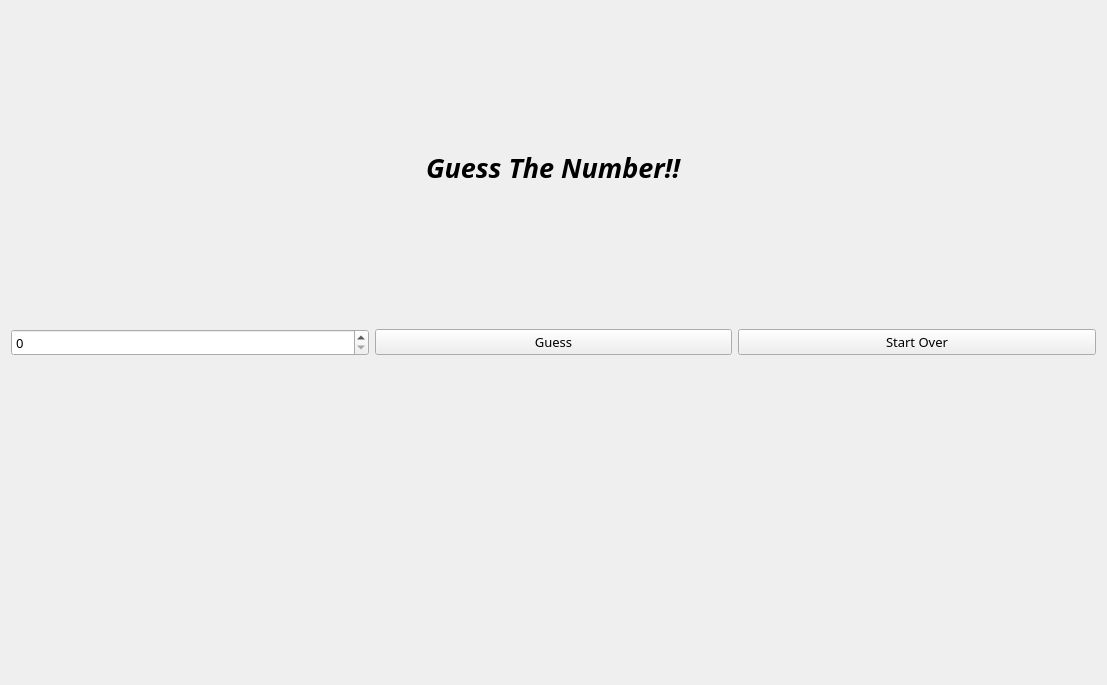
This is Gusty/widget.ui in CodingBlood/Gusty as Qt 5 draws it before an edit. The edited form follows.
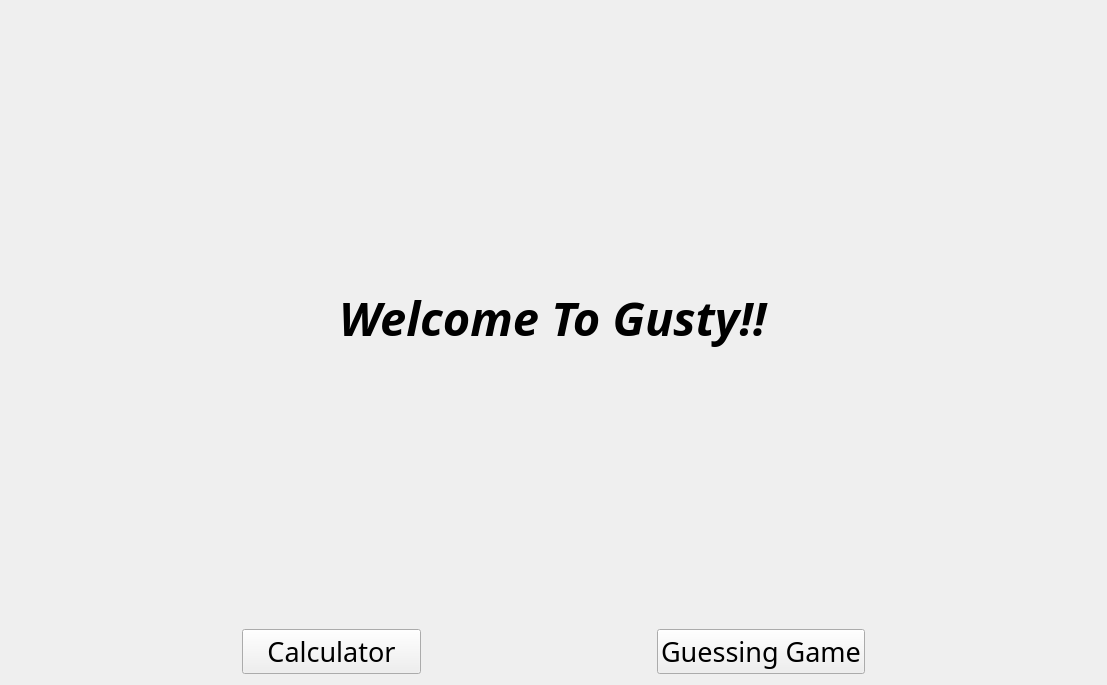
This is the edited form.

Commit message: Welcome BAck!!  this is my second commit to roll out v2.0.0  In the Commit I am adding a new feature to the project Gusty.  This Calculator can +-*/ , it is made with Qt Gui

Patch:
```diff
--- a/Gusty/widget.ui
+++ b/Gusty/widget.ui
@@ -34,7 +34,7 @@
        <property name="font">
         <font>
          <family>Algerian</family>
-         <pointsize>20</pointsize>
+         <pointsize>35</pointsize>
          <weight>75</weight>
          <italic>true</italic>
          <bold>true</bold>
@@ -44,7 +44,7 @@
         <bool>false</bool>
        </property>
        <property name="text">
-        <string>Guess The Number!!</string>
+        <string>Welcome To Gusty!!</string>
        </property>
       </widget>
      </item>
@@ -66,56 +66,33 @@
    <item>
     <layout class="QHBoxLayout" name="horizontalLayout">
      <item>
-      <widget class="QSpinBox" name="GuessValue">
-       <property name="font">
-        <font>
-         <family>Algerian</family>
-         <pointsize>10</pointsize>
-        </font>
+      <spacer name="horizontalSpacer_5">
+       <property name="orientation">
+        <enum>Qt::Horizontal</enum>
        </property>
-       <property name="layoutDirection">
-        <enum>Qt::LeftToRight</enum>
+       <property name="sizeHint" stdset="0">
+        <size>
+         <width>40</width>
+         <height>20</height>
+        </size>
        </property>
-       <property name="buttonSymbols">
-        <enum>QAbstractSpinBox::UpDownArrows</enum>
-       </property>
-       <property name="maximum">
-        <number>10</number>
-       </property>
-      </widget>
+      </spacer>
      </item>
      <item>
       <widget class="QPushButton" name="Guess">
        <property name="font">
         <font>
          <family>Algerian</family>
-         <pointsize>10</pointsize>
+         <pointsize>20</pointsize>
         </font>
        </property>
        <property name="text">
-        <string>Guess</string>
+        <string>   Calculator   </string>
        </property>
       </widget>
      </item>
      <item>
-      <widget class="QPushButton" name="StartOver">
-       <property name="font">
-        <font>
-         <family>Algerian</family>
-         <pointsize>10</pointsize>
-        </font>
-       </property>
-       <property name="text">
-        <string>Start Over</string>
-       </property>
-      </widget>
-     </item>
-    </layout>
-   </item>
-   <item>
-    <layout class="QHBoxLayout" name="horizontalLayout_3">
-     <item>
-      <spacer name="horizontalSpacer_3">
+      <spacer name="horizontalSpacer_6">
        <property name="orientation">
         <enum>Qt::Horizontal</enum>
        </property>
@@ -128,20 +105,20 @@
       </spacer>
      </item>
      <item>
-      <widget class="QLabel" name="Message">
+      <widget class="QPushButton" name="GuessingGame">
        <property name="font">
         <font>
          <family>Algerian</family>
-         <pointsize>15</pointsize>
+         <pointsize>20</pointsize>
         </font>
        </property>
        <property name="text">
-        <string/>
+        <string>Guessing Game</string>
        </property>
       </widget>
      </item>
      <item>
-      <spacer name="horizontalSpacer_4">
+      <spacer name="horizontalSpacer_7">
        <property name="orientation">
         <enum>Qt::Horizontal</enum>
        </property>
```
Left out of the diff: 2 changed lines with no effect on the pictures. The commit also changes 10 other files.
